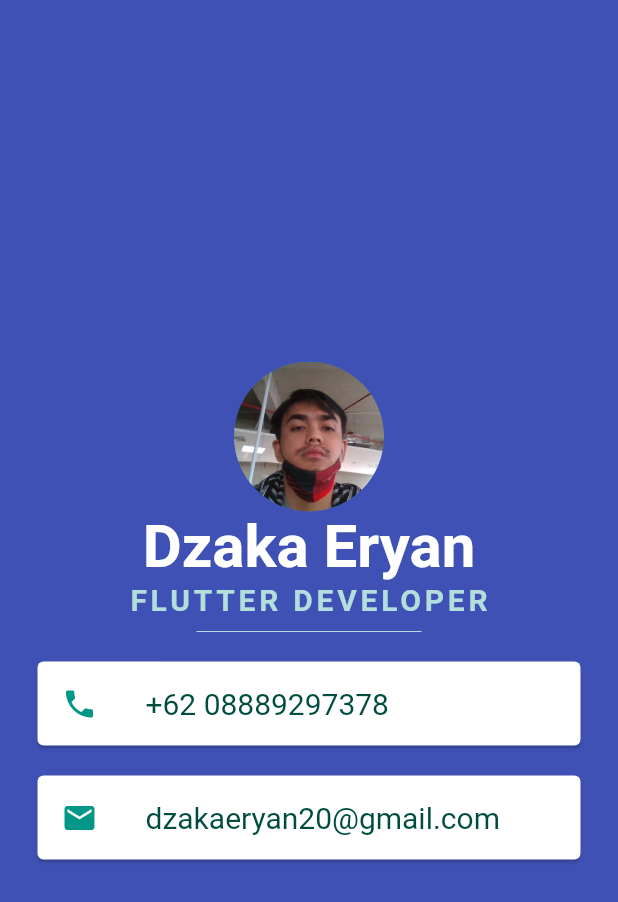
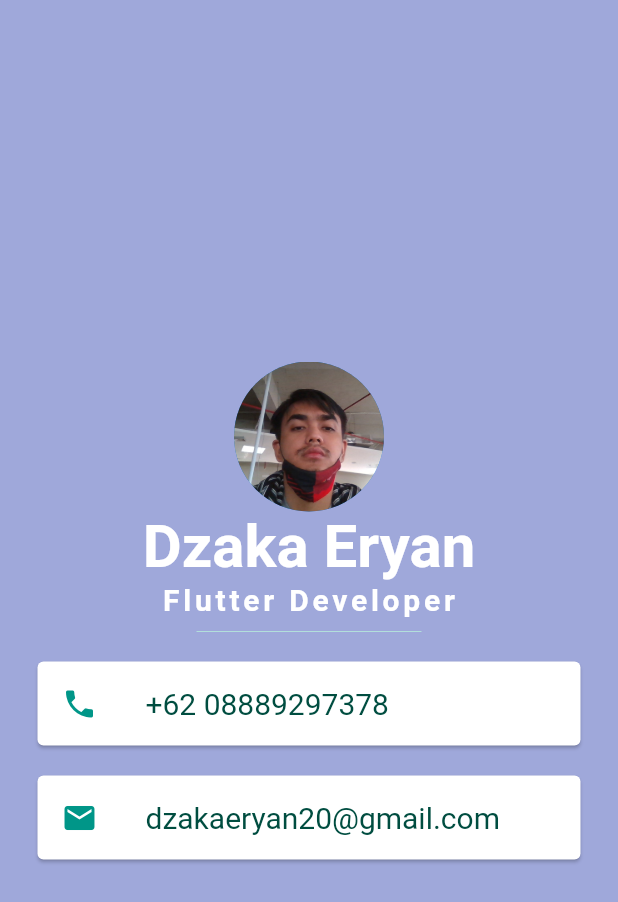
Before and after one commit to dzakaeryan20/mi_card_flutter, a Flutter app: the screen it shows after launch, on a phone screen of 412 x 824 dp. Shown: the top 902 px of the screen. Run offline on Flutter 3.47's test engine with Material 2 defaults, Android fonts, the phone set to English and light mode, and no system bars; Roboto replaces fonts that are missing (Pacifico, Source Sans Pro).

Commit message:
update widget

```diff
--- a/lib/main.dart
+++ b/lib/main.dart
@@ -1,3 +1,5 @@
+import 'dart:async';
+
 import 'package:flutter/material.dart';
 
 void main() {
@@ -5,55 +7,73 @@ void main() {
 }
 
 
+
 class CircleAvatarWidget extends StatelessWidget {
+  bool isChangeavatar = false;
+
   @override
   Widget build(BuildContext context) {
-    return  CircleAvatar(
-        radius: 50.0,
-        backgroundImage: AssetImage('images/dzaka.jpg')
+    var timer = Timer(Duration(seconds: 5), () => {
+      isChangeavatar = !isChangeavatar,
+      print(isChangeavatar),
+    } );
+
+    // TODO: implement build
+    return AnimatedCrossFade(
+      crossFadeState: !isChangeavatar ? CrossFadeState.showFirst: CrossFadeState.showSecond,
+        duration: const Duration(seconds: 5),
+        firstChild: CircleAvatar(
+            radius: 50.0, backgroundImage: AssetImage('images/dzaka.jpg')
+        ),
+      secondChild: CircleAvatar(
+      radius: 50.0, backgroundImage: AssetImage('images/dname.png')) ,
     );
+
   }
 }
 
-class TextWidget extends StatelessWidget {
-  @override
-  Widget build(BuildContext context) {
-    return
-    throw UnimplementedError();
+
+
+
+class MyApp extends StatelessWidget {
+
+  Widget TextInfoWidget(String Type, String name, String font, num size,
+      FontWeight weight, num letter, Color color) {
+    if (Type == "name") {
+      return new Text(name,
+          style: TextStyle(
+            fontFamily: font,
+            fontSize: size,
+            color: color,
+            fontWeight: weight,
+          ));
     }
-
+    if (Type == "Jobs") {
+      return new Text(name,
+          style: TextStyle(
+            fontFamily: font,
+            fontSize: size,
+            color: Colors.white,
+            fontWeight: weight,
+            letterSpacing: letter,
+          ));
     }
-class MyApp extends StatelessWidget {
+  }
 
   @override
   Widget build(BuildContext context) {
     return MaterialApp(
       home: Scaffold(
-        backgroundColor: Colors.indigo,
+        backgroundColor: Colors.indigo.shade200,
         body: SafeArea(
             child: Column(
           mainAxisAlignment: MainAxisAlignment.center,
           children: <Widget>[
             CircleAvatarWidget(),
-                Text(
-                  'Dzaka Eryan',
-                  style: TextStyle(
-                    fontFamily: 'Pacifico',
-                    fontSize: 40.0,
-                    color: Colors.white,
-                    fontWeight: FontWeight.bold,
-                  ),
-                ),
-                Text(
-                  'FLUTTER DEVELOPER',
-                  style: TextStyle(
-                    fontFamily: 'Source Sans Pro',
-                    color: Colors.teal.shade100,
-                    fontSize: 20.0,
-                    letterSpacing: 2.5,
-                    fontWeight: FontWeight.bold,
-                  ),
-                ),
+            TextInfoWidget('name', 'Dzaka Eryan', 'Pacifico', 40.0,
+                FontWeight.bold, null, Colors.white),
+            TextInfoWidget('Jobs', 'Flutter Developer', 'Source Sans Pro', 20.0,
+                FontWeight.bold, 2.5, Colors.teal.shade100),
             SizedBox(
               height: 20.0,
               width: 150.0,
--- a/pubspec.yaml
+++ b/pubspec.yaml
@@ -39,6 +39,7 @@ flutter:
   # To add assets to your application, add an assets section, like this:
   assets:
     - images/dzaka.jpg
+    - images/dname.png
 
   # An image asset can refer to one or more resolution-specific "variants", see
   # https://flutter.io/assets-and-images/#resolution-aware.
```
Also changed, not shown: images/dname.png (added). Lines whose indentation alone changed are shown as unchanged.
